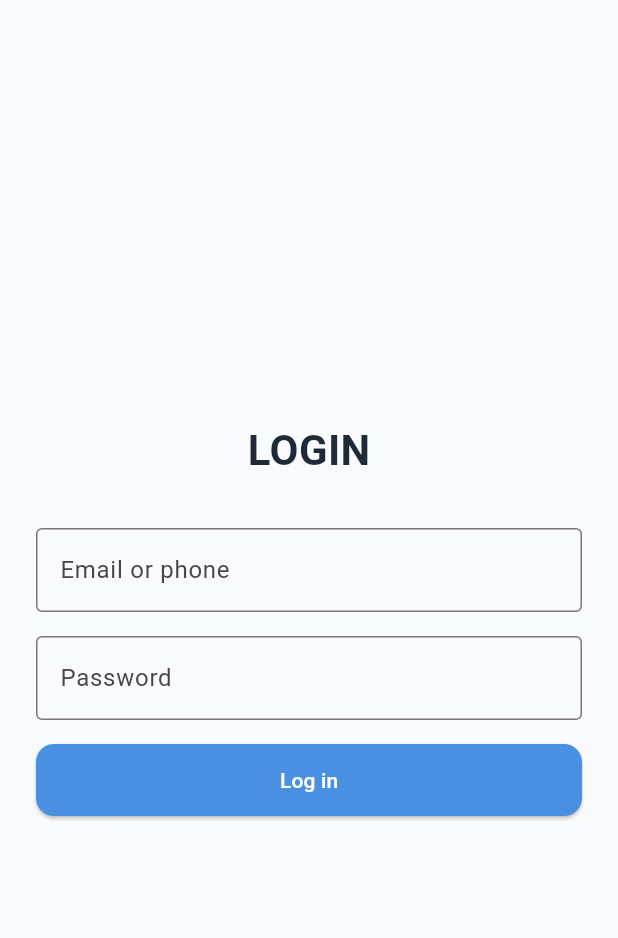
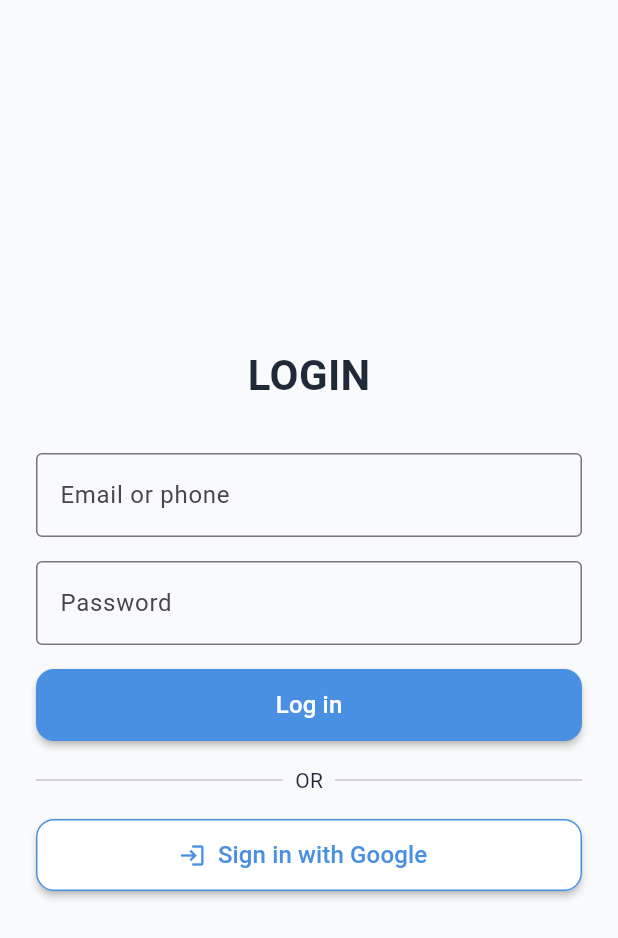
Before and after one commit to VaibhavJadhav-27/Splitify, a Flutter app: the screen it shows after launch, on a phone screen of 412 x 824 dp. Shown: the top 938 px of the screen. Run offline on Flutter 3.47's test engine with Material 3 defaults, Android fonts, the phone set to English and light mode, and no system bars.

Commit message:
added common buttons

```diff
--- /dev/null
+++ b/splitify_app/lib/components/common_button.dart
@@ -0,0 +1,73 @@
+import 'package:flutter/material.dart';
+import 'package:splitify_app/constants/app_enums.dart';
+
+class CommonButton extends StatelessWidget {
+  final String label;
+  final VoidCallback onPressed;
+  final ButtonVariant variant;
+  final IconData? icon;
+  final bool isLoading;
+  final double height;
+  final double borderRadius;
+
+  const CommonButton({
+    super.key,
+    required this.label,
+    required this.onPressed,
+    this.variant = ButtonVariant.primary,
+    this.icon,
+    this.isLoading = false,
+    this.height = 48,
+    this.borderRadius = 12,
+  });
+
+  @override
+  Widget build(BuildContext context) {
+    Color bgColor, textColor, borderColor;
+
+    switch (variant) {
+      case ButtonVariant.secondary:
+        bgColor = Colors.white;
+        textColor = Theme.of(context).primaryColor;
+        borderColor = Theme.of(context).primaryColor;
+        break;
+      case ButtonVariant.text:
+        bgColor = Colors.transparent;
+        textColor = Theme.of(context).primaryColor;
+        borderColor = Colors.transparent;
+        break;
+      case ButtonVariant.primary:
+        bgColor = Theme.of(context).primaryColor;
+        textColor = Colors.white;
+        borderColor = Colors.transparent;
+        break;
+    }
+
+    return SizedBox(
+      height: height,
+      width: double.infinity,
+      child: ElevatedButton.icon(
+        onPressed: isLoading ? null : onPressed,
+        icon:
+            isLoading
+                ? const CircularProgressIndicator(
+                  color: Colors.white,
+                  strokeWidth: 2,
+                )
+                : (icon != null
+                    ? Icon(icon, color: textColor)
+                    : const SizedBox.shrink()),
+        label: Text(label, style: TextStyle(fontSize: 16, color: textColor)),
+        style: ElevatedButton.styleFrom(
+          backgroundColor: bgColor,
+          foregroundColor: textColor,
+          elevation: variant == ButtonVariant.text ? 0 : 2,
+          shape: RoundedRectangleBorder(
+            borderRadius: BorderRadius.circular(borderRadius),
+            side: BorderSide(color: borderColor),
+          ),
+        ),
+      ),
+    );
+  }
+}
--- /dev/null
+++ b/splitify_app/lib/constants/app_enums.dart
@@ -0,0 +1 @@
+enum ButtonVariant { primary, secondary, text }
--- a/splitify_app/lib/constants/app_strings.dart
+++ b/splitify_app/lib/constants/app_strings.dart
@@ -12,4 +12,6 @@ class AppStrings {
     'Add Expense',
     'Settle Up',
   ];
+
+  static const String signInWithGoogle = 'Sign in with Google';
 }
--- a/splitify_app/lib/screens/login_screen.dart
+++ b/splitify_app/lib/screens/login_screen.dart
@@ -1,4 +1,7 @@
 import 'package:flutter/material.dart';
+import 'package:splitify_app/components/common_button.dart';
+import 'package:splitify_app/constants/app_enums.dart';
+import 'package:splitify_app/constants/app_strings.dart';
 
 class LoginScreen extends StatefulWidget {
   const LoginScreen({super.key});
@@ -64,12 +67,32 @@ class _LoginScreenState extends State<LoginScreen> {
                   ),
                 ),
                 const SizedBox(height: 16),
-                ElevatedButton(
+                CommonButton(
+                  label: 'Log in',
                   onPressed: handleLogin,
-                  style: ElevatedButton.styleFrom(
-                    minimumSize: const Size(double.infinity, 48),
-                  ),
-                  child: const Text('Log in'),
+                  variant: ButtonVariant.primary,
+                  height: 48,
+                  borderRadius: 12,
+                ),
+                const SizedBox(height: 16),
+                Row(
+                  children: [
+                    Expanded(child: Divider()),
+                    const Padding(
+                      padding: EdgeInsets.symmetric(horizontal: 8.0),
+                      child: Text("OR"),
+                    ),
+                    Expanded(child: Divider()),
+                  ],
+                ),
+                const SizedBox(height: 16),
+                CommonButton(
+                  label: AppStrings.signInWithGoogle,
+                  onPressed: () {},
+                  icon: Icons.login,
+                  variant: ButtonVariant.secondary,
+                  height: 48,
+                  borderRadius: 12,
                 ),
               ],
             ),
```
